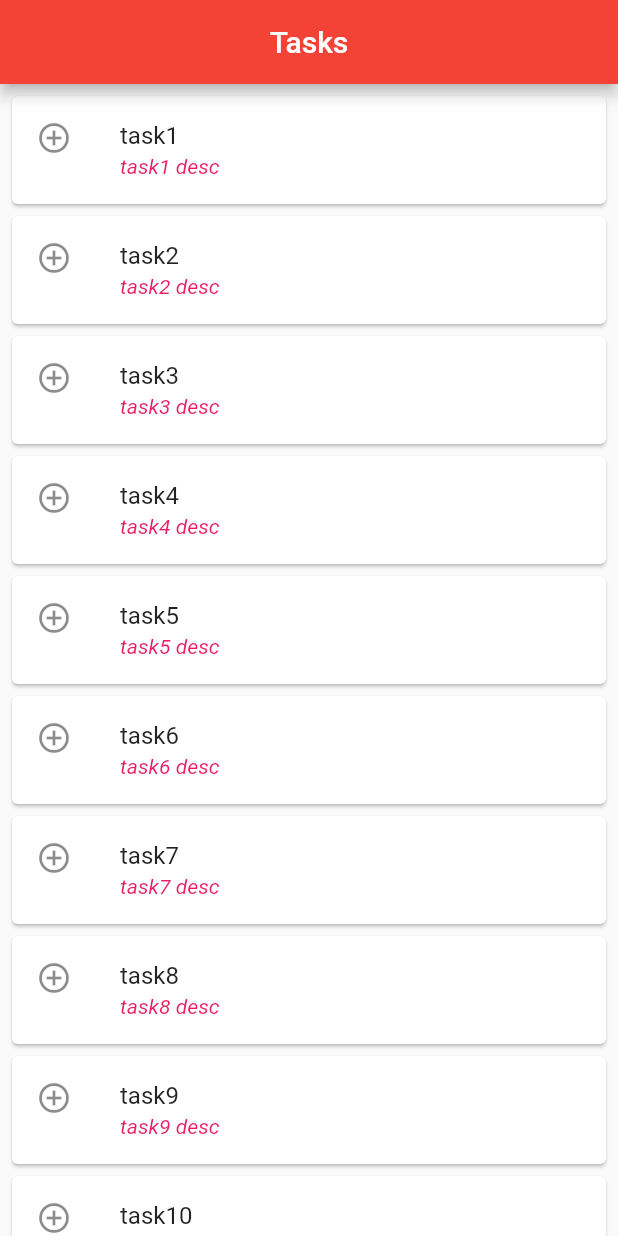
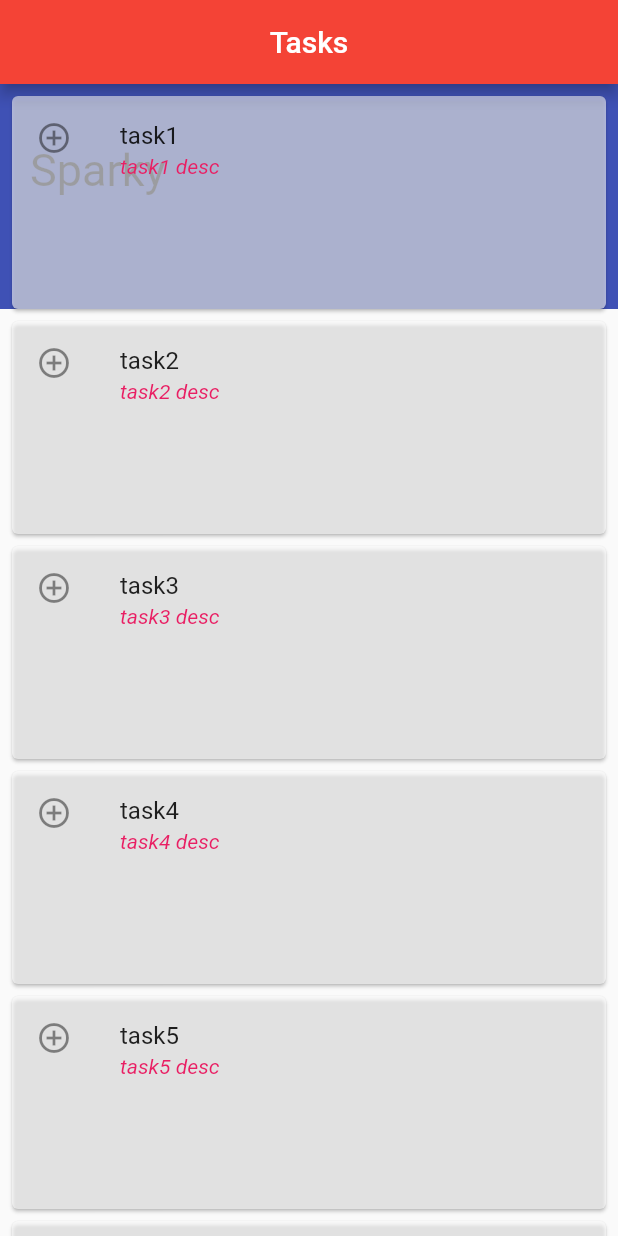
Before and after one commit to Hafyane/basic_card_flutter, a Flutter app: the screen it shows after launch, on a phone screen of 412 x 824 dp. Run offline on Flutter 3.47's test engine with Material 2 defaults, Android fonts, the phone set to English and light mode, and no system bars.

Commit message:
add list cards with menu

```diff
--- a/lib/main.dart
+++ b/lib/main.dart
@@ -54,13 +54,18 @@ class _ListView extends StatelessWidget {
       itemCount: items.length,
       itemBuilder: (context, i) {
         String key = items.keys.elementAt(i);
-        return Card(
+        return SizedBox(
+          width: 150,
+          height: 150,
+          child: Card(
+            color: Colors.white60,
             child: ListTile(
               title: Text(key),
               subtitle: Text(items[key].toString(),
                   style: const TextStyle(
                       fontStyle: FontStyle.italic, color: Colors.pink)),
               leading: const Icon(Icons.control_point),
+            ),
           ),
         );
       },
@@ -75,10 +80,12 @@ class _MyHomePageState extends State<MyHomePage> {
         appBar: AppBar(
           title: Center(child: Text(widget.title)),
         ),
-        body: const _ListView());
+        // body: const _ListView());
+        body: const _MainTask());
   }
 }
 
+/*
 Future deleteDialog(BuildContext context) {
   return showDialog(
       context: context,
@@ -102,3 +109,31 @@ Future deleteDialog(BuildContext context) {
         );
       });
 }
+*/
+
+class _MainTask extends StatelessWidget {
+  const _MainTask({Key? key}) : super(key: key);
+
+  @override
+  Widget build(BuildContext context) {
+    return Stack(
+      children: [
+        Positioned(
+            child: Container(
+              height: 150,
+              width: 412,
+              decoration: const BoxDecoration(
+                color: Colors.indigo,
+              ),
+            )),
+        const Positioned(
+            top: 40,
+            left: 20,
+            child: Text('Sparky', style: TextStyle(fontSize: 30))),
+        const Positioned(
+          child: _ListView(),
+        )
+      ],
+    );
+  }
+}
```
Lines whose indentation alone changed are shown as unchanged.
